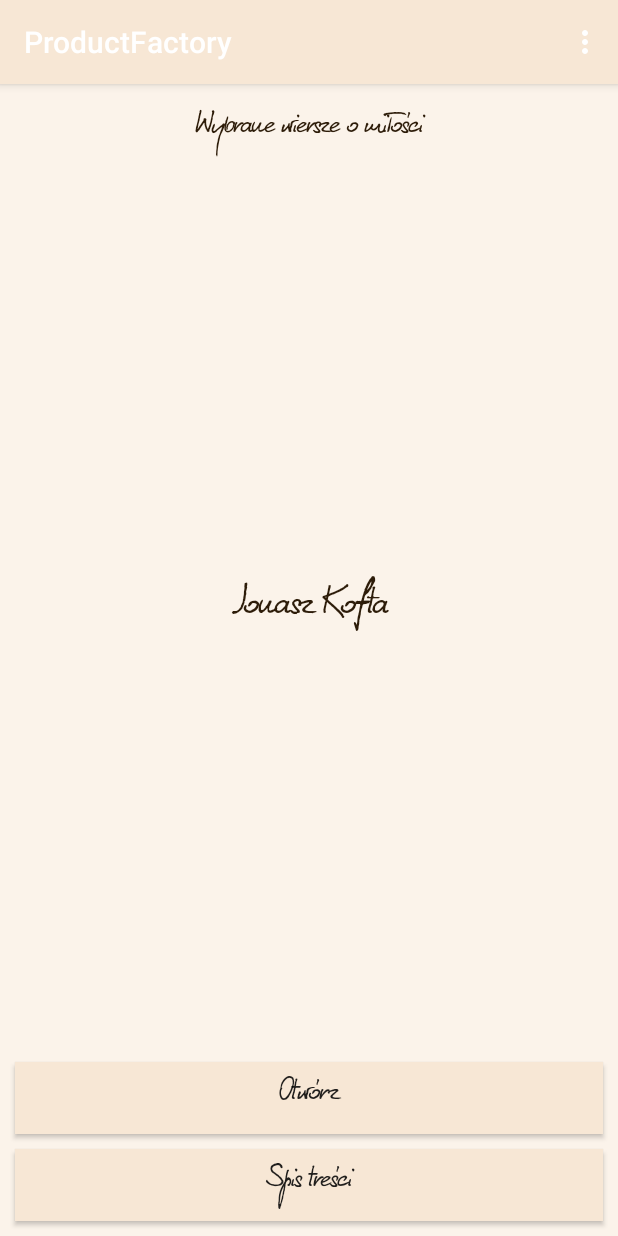
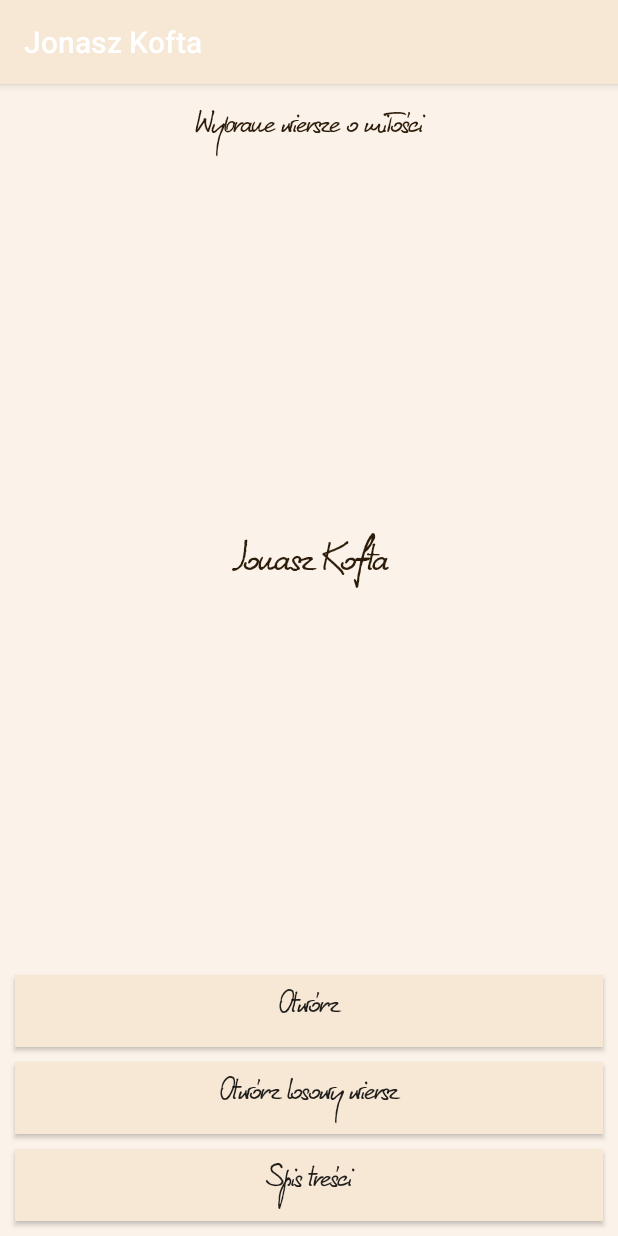
Before and after one commit to DeTheTurquoise/ProductFactory, an Android app: the screen it shows after launch (MainActivity), on a phone screen of 412 x 824 dp. Run offline under Robolectric (Android 15) with nearby library versions, the phone set to English and light mode, and no system bars.

Commit message:
Aplikacja1 - wersja 0.2

```diff
--- a/app/src/main/res/layout/activity_main.xml
+++ b/app/src/main/res/layout/activity_main.xml
@@ -38,12 +38,27 @@
         style="@style/TitleText"/>
 
     <Button
-        android:id="@+id/button_start"
+    android:id="@+id/button_start"
+    android:layout_width="match_parent"
+    android:layout_height="wrap_content"
+
+    android:onClick="startReading"
+    android:text="@string/button_read"
+
+    app:layout_constraintBottom_toTopOf="@id/button_start_random"
+    app:layout_constraintLeft_toLeftOf="parent"
+    app:layout_constraintRight_toRightOf="parent"
+
+    android:background="@color/colorPrimary"
+    style="@style/ButtonStyle"/>
+
+    <Button
+        android:id="@+id/button_start_random"
         android:layout_width="match_parent"
         android:layout_height="wrap_content"
 
-        android:onClick="startReading"
-        android:text="@string/button_read"
+        android:onClick="startFromRandomPage"
+        android:text="@string/button_read_random"
 
         app:layout_constraintBottom_toTopOf="@id/button_toc"
         app:layout_constraintLeft_toLeftOf="parent"
@@ -58,7 +73,7 @@
         android:layout_height="wrap_content"
 
         android:onClick="startToc"
-        android:text="@string/menu_toc"
+        android:text="@string/button_toc"
 
         app:layout_constraintBottom_toBottomOf="parent"
         app:layout_constraintLeft_toLeftOf="parent"
--- a/app/src/main/res/layout/story_layout.xml
+++ b/app/src/main/res/layout/story_layout.xml
@@ -20,6 +20,7 @@
         style="@style/TitleText"/>
 
     <ScrollView
+        android:id="@+id/story_scroll"
         android:layout_width="match_parent"
 
         android:layout_height="0dp"
--- a/app/src/main/res/menu/menu.xml
+++ /dev/null
@@ -1,8 +0,0 @@
-<?xml version="1.0" encoding="utf-8"?>
-<menu xmlns:android="http://schemas.android.com/apk/res/android"
-    xmlns:app="http://schemas.android.com/apk/res-auto">
-    <item android:id="@+id/menu_toc"
-        android:orderInCategory="1"
-        app:showAsAction="never"
-        android:title="@string/menu_toc" />
-</menu>
--- a/app/src/main/res/values/strings.xml
+++ b/app/src/main/res/values/strings.xml
@@ -1,17 +1,13 @@
 <resources>
-    <string name="app_name">ProductFactory</string>
-
-    <!--menu-->
-    <string name="menu_toc">Spis treści</string>
+    <string name="app_name">Jonasz Kofta</string>
 
     <!--story screen-->
     <string name="button_next">Kolejna strona</string>
     <string name="button_previous">Poprzednia strona</string>
-    <string name="button_text">Przeczytaj</string>
-    <string name="button_video">Zobacz</string>
-    <string name="button_sound">Posłuchaj</string>
 
 
     <!--main screen-->
     <string name="button_read">Otwórz</string>
+    <string name="button_read_random">Otwórz losowy wiersz</string>
+    <string name="button_toc">Spis treści</string>
 </resources>
```
Also changed, not shown: app/src/main/java/dmm/productfactory/activities/MainActivity.java (+7 -18 lines), app/src/main/java/dmm/productfactory/activities/StoryActivity.java (+4 -8 lines), app/src/main/java/dmm/productfactory/databaseObjects/StoryDao.java (deleted, +0 -21 lines), app/src/main/java/dmm/productfactory/databaseObjects/StoryDatabase.java (deleted, +0 -9 lines), app/src/main/java/dmm/productfactory/databaseObjects/StoryObject.java (deleted, +0 -86 lines), app/src/main/java/dmm/productfactory/jsonObjects/Poem.java (deleted, +0 -15 lines), app/src/main/java/dmm/productfactory/utils/LogTags.java (deleted, +0 -9 lines), app/src/main/res/mipmap-hdpi/book.jpg (deleted), app/src/main/res/mipmap-hdpi/book.png (added).
